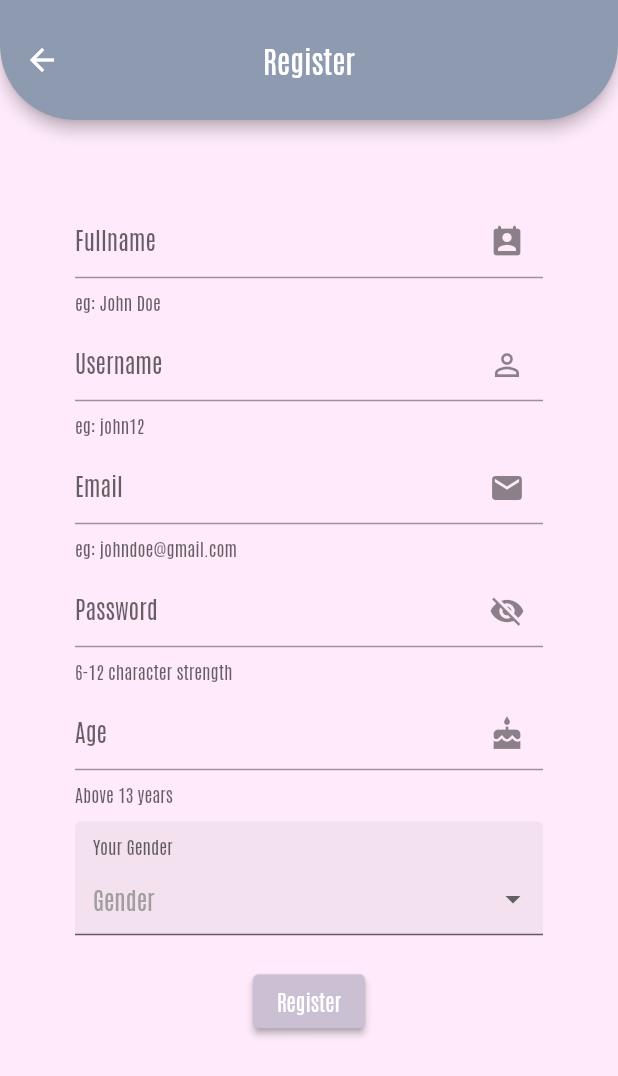
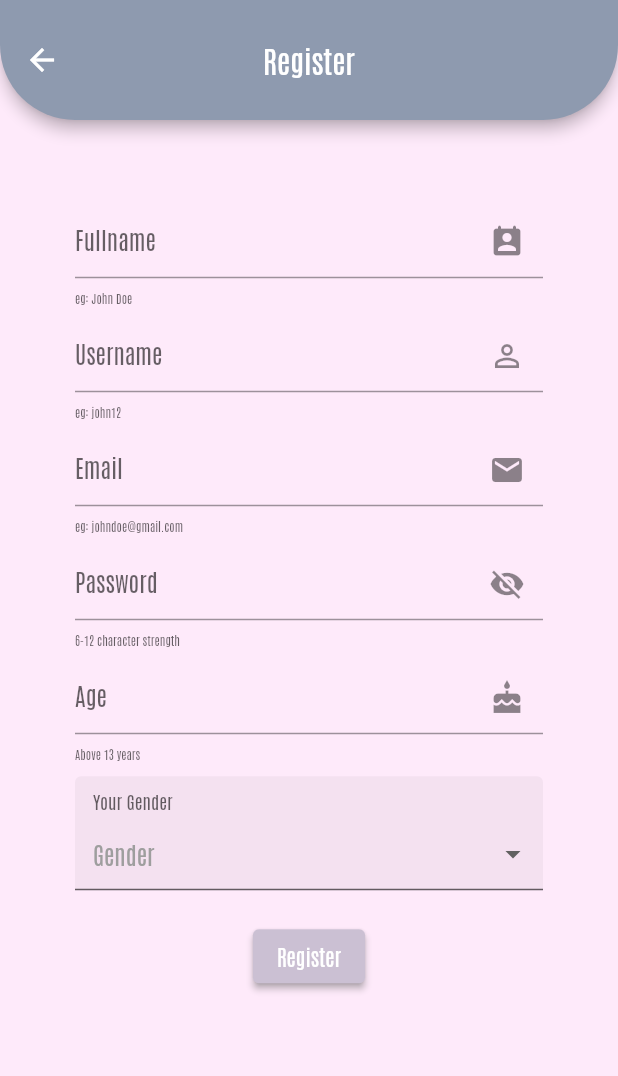
Before and after one commit to yuvraajnarula/socialApp, a Flutter app: the Registration screen opened by its route, on a phone screen of 412 x 824 dp. Shown: the top 1076 px of the screen. Run offline on Flutter 3.47's test engine with Material 2 defaults, Android fonts, the phone set to English and light mode, and no system bars; drawn by our look-alikes of dropdown_formfield; our stand-ins replace email_validator, firebase_auth, firebase_core, flutter_spinkit, hexcolor; missing offline and left inert: sign_button; accounts and stored records are empty.

Commit message:
'helperstyle

```diff
--- a/lib/screens/registration.dart
+++ b/lib/screens/registration.dart
@@ -61,6 +61,9 @@ class _RegistrationState extends State<Registration> {
                             },
                             icon: Icon(Icons.perm_contact_cal_rounded),
                           ),
+                          helperStyle:TextStyle(
+                            fontSize: 8.0,
+                          ),
                         ),
 
                       ),
@@ -76,6 +79,10 @@ class _RegistrationState extends State<Registration> {
 
                             },
                             icon: Icon(Icons.perm_identity),
+
+                          ),
+                          helperStyle:TextStyle(
+                            fontSize: 8.0,
                           ),
                         ),
                       ),
@@ -84,7 +91,9 @@ class _RegistrationState extends State<Registration> {
                       ),
                       TextFormField(
                         decoration: InputDecoration(hintText: 'Email ',
-                          helperText: 'eg: johndoe@gmail.com',suffixIcon: IconButton(
+                          helperText: 'eg: johndoe@gmail.com',helperStyle:TextStyle(
+                            fontSize: 8.0,
+                          ),suffixIcon: IconButton(
                             onPressed: (){
 
                             },
@@ -108,6 +117,9 @@ class _RegistrationState extends State<Registration> {
                         decoration: InputDecoration(
                             hintText: "Password ",
                             helperText: '6-12 character strength' ,
+                            helperStyle:TextStyle(
+                              fontSize: 8.0,
+                            ),
                             suffixIcon: IconButton(
                                 onPressed: () {
                                   setState(() {
@@ -137,6 +149,9 @@ class _RegistrationState extends State<Registration> {
                         decoration: InputDecoration(
                           hintText: 'Age',
                           helperText: 'Above 13 years',
+                          helperStyle:TextStyle(
+                            fontSize: 8.0,
+                          ),
                           suffixIcon: IconButton(
                             onPressed: (){
 
```
Also changed, not shown: flutter_02.png (added).
